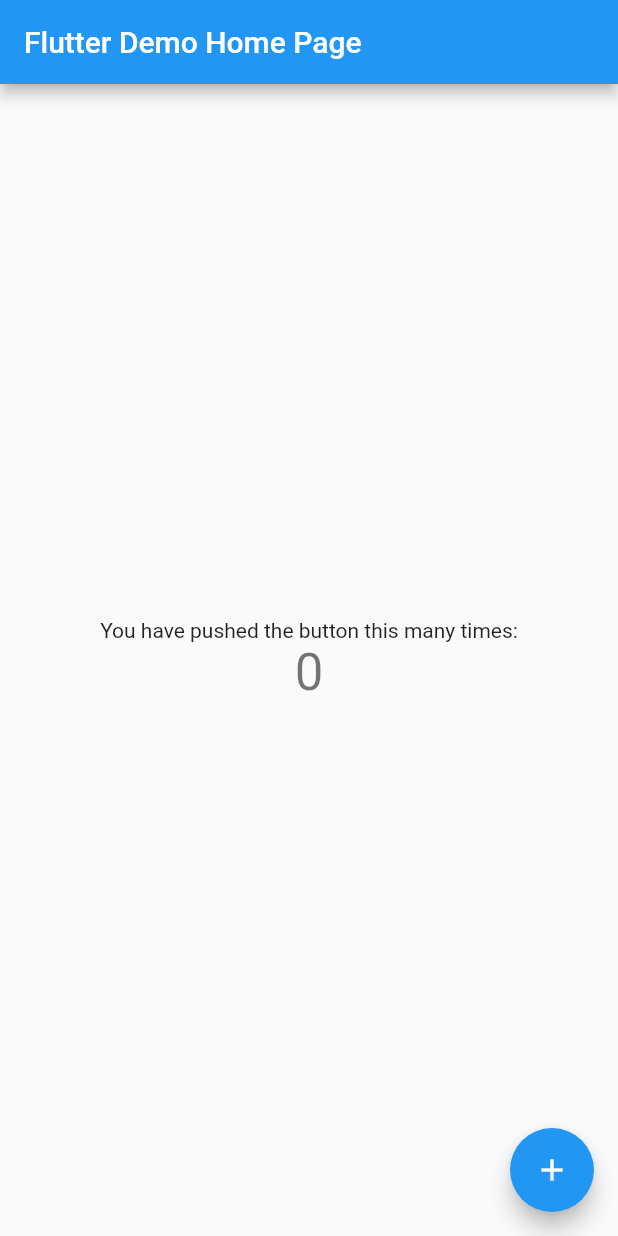
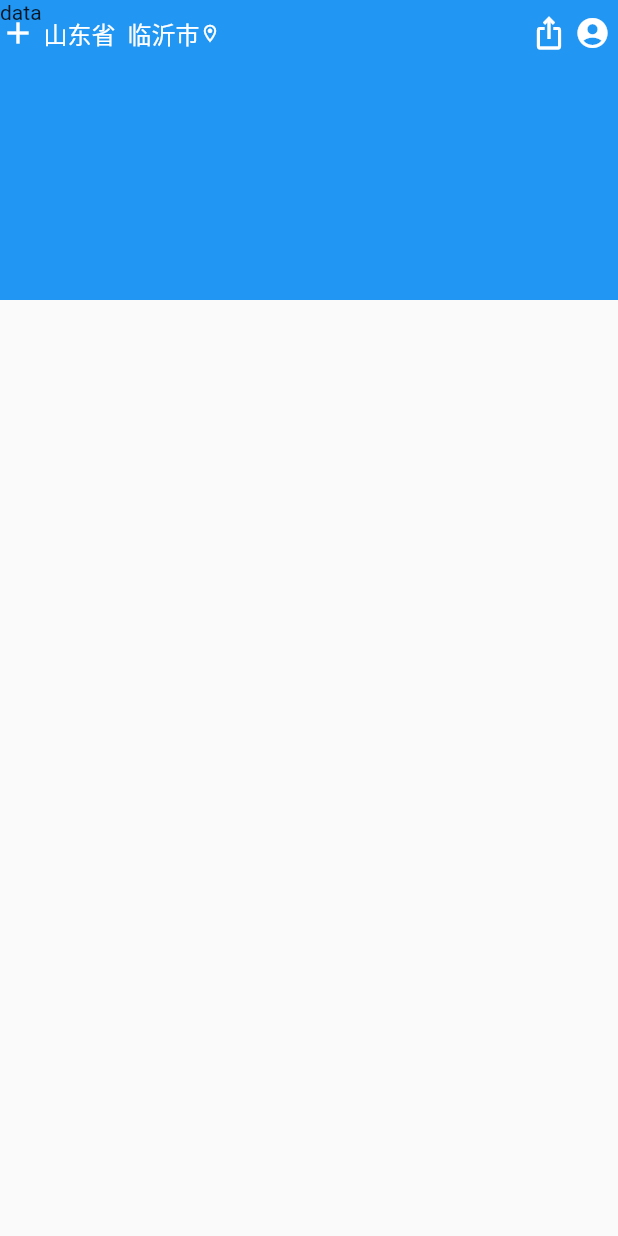
Before and after one commit to breadfruit-tree/CaiYunWeather, a Flutter app: the screen it shows after launch, on a phone screen of 412 x 824 dp. Run offline on Flutter 3.47's test engine with Material 2 defaults, Android fonts, the light colour scheme and no system bars.

Commit message:
first commit

```diff
--- a/caiyunweather/lib/main.dart
+++ b/caiyunweather/lib/main.dart
@@ -1,7 +1,16 @@
+import 'dart:io';
+
+import 'package:flutter/cupertino.dart';
 import 'package:flutter/material.dart';
+import 'package:flutter/services.dart';
 
 void main() {
   runApp(const MyApp());
+  if (Platform.isAndroid) {
+    SystemUiOverlayStyle systemUiOverlayStyle =
+        const SystemUiOverlayStyle(statusBarColor: Colors.blue);
+    SystemChrome.setSystemUIOverlayStyle(systemUiOverlayStyle);
+  }
 }
 
 class MyApp extends StatelessWidget {
@@ -12,6 +21,8 @@
   Widget build(BuildContext context) {
     return MaterialApp(
       title: 'Flutter Demo',
+      debugShowCheckedModeBanner: false,
+      //去掉debug右上角标志
       theme: ThemeData(
         // This is the theme of your application.
         //
@@ -48,19 +59,6 @@
 }
 
 class _MyHomePageState extends State<MyHomePage> {
-  int _counter = 0;
-
-  void _incrementCounter() {
-    setState(() {
-      // This call to setState tells the Flutter framework that something has
-      // changed in this State, which causes it to rerun the build method below
-      // so that the display can reflect the updated values. If we changed
-      // _counter without calling setState(), then the build method would not be
-      // called again, and so nothing would appear to happen.
-      _counter++;
-    });
-  }
-
   @override
   Widget build(BuildContext context) {
     // This method is rerun every time setState is called, for instance as done
@@ -69,47 +67,71 @@
     // The Flutter framework has been optimized to make rerunning build methods
     // fast, so that you can just rebuild anything that needs updating rather
     // than having to individually change instances of widgets.
-    return Scaffold(
-      appBar: AppBar(
-        // Here we take the value from the MyHomePage object that was created by
-        // the App.build method, and use it to set our appbar title.
-        title: Text(widget.title),
+    return SafeArea(
+        child: Scaffold(
+      body: Stack(
+        children: [
+          CustomScrollView(
+            slivers: [
+              SliverToBoxAdapter(
+                child: Container(
+                  height: 200,
+                  color: Colors.blue,
+                  child: Text("data"),
+                ),
+              ),
+              // ListView.builder(itemBuilder: (_,int index)=>Container(
+              //   height: 50,
+              // ),itemCount: 10,)
+            ],
+          ),
+          SizedBox(
+            height: 44,
+            child: DecoratedBox(
+              decoration: const BoxDecoration(
+                color: Colors.transparent,
+              ),
+              child: Row(
+                children: const [
+                  Icon(
+                    Icons.add,
+                    color: Colors.white,
+                    size: 24,
+                  ),
+                  Padding(
+                    padding: EdgeInsets.only(left: 5),
+                    child: Text(
+                      "山东省  临沂市",
+                      style: TextStyle(color: Colors.white, fontSize: 16),
+                    ),
+                  ),
+                  Icon(
+                    Icons.location_on_outlined,
+                    color: Colors.white,
+                    size: 14,
+                  ),
+                  Spacer(),
+                  Icon(
+                    Icons.ios_share,
+                    color: Colors.white,
+                    size: 24,
+                  ),
+                  InkWell(
+                    child: Padding(
+                      padding: EdgeInsets.symmetric(horizontal: 5),
+                      child: Icon(
+                        Icons.account_circle,
+                        color: Colors.white,
+                        size: 24,
+                      ),
+                    ),
+                  )
+                ],
+              ),
+            ),
+          ),
+        ],
       ),
-      body: Center(
-        // Center is a layout widget. It takes a single child and positions it
-        // in the middle of the parent.
-        child: Column(
-          // Column is also a layout widget. It takes a list of children and
-          // arranges them vertically. By default, it sizes itself to fit its
-          // children horizontally, and tries to be as tall as its parent.
-          //
-          // Invoke "debug painting" (press "p" in the console, choose the
-          // "Toggle Debug Paint" action from the Flutter Inspector in Android
-          // Studio, or the "Toggle Debug Paint" command in Visual Studio Code)
-          // to see the wireframe for each widget.
-          //
-          // Column has various properties to control how it sizes itself and
-          // how it positions its children. Here we use mainAxisAlignment to
-          // center the children vertically; the main axis here is the vertical
-          // axis because Columns are vertical (the cross axis would be
-          // horizontal).
-          mainAxisAlignment: MainAxisAlignment.center,
-          children: <Widget>[
-            const Text(
-              'You have pushed the button this many times:',
-            ),
-            Text(
-              '$_counter',
-              style: Theme.of(context).textTheme.headline4,
-            ),
-          ],
-        ),
-      ),
-      floatingActionButton: FloatingActionButton(
-        onPressed: _incrementCounter,
-        tooltip: 'Increment',
-        child: const Icon(Icons.add),
-      ), // This trailing comma makes auto-formatting nicer for build methods.
-    );
+    ));
   }
 }
--- a/caiyunweather/pubspec.yaml
+++ b/caiyunweather/pubspec.yaml
@@ -34,6 +34,10 @@
   # The following adds the Cupertino Icons font to your application.
   # Use with the CupertinoIcons class for iOS style icons.
   cupertino_icons: ^1.0.2
+
+  #flutter_swiper_null_safety: ^1.0.2
+
+  get:
 
 dev_dependencies:
   flutter_test:
```
Also changed, not shown: caiyunweather/pubspec.lock, 1 other file.
